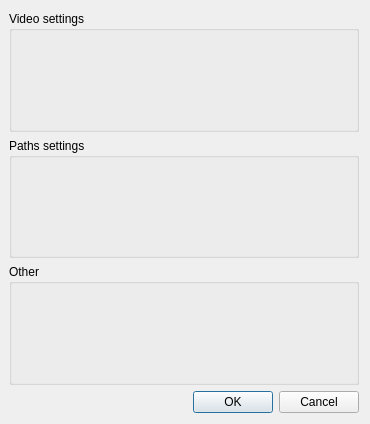
Above: widgets/ui/Ui_YGeneralConfigDialog.ui from Yukkurigame/Yukkuri before the change. Below: the same form after it.
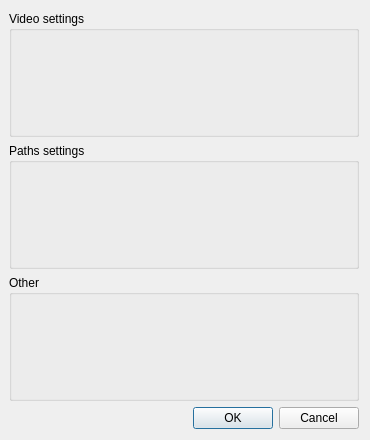
That is the form after the change. Custom widgets are drawn as their Qt base class.

Diff of the .ui file:
```diff
--- a/widgets/ui/Ui_YGeneralConfigDialog.ui
+++ b/widgets/ui/Ui_YGeneralConfigDialog.ui
@@ -7,7 +7,7 @@
     <x>0</x>
     <y>0</y>
     <width>370</width>
-    <height>424</height>
+    <height>440</height>
    </rect>
   </property>
   <property name="windowTitle">
```
Left out of the diff: 7 changed lines with no effect on the pictures.
